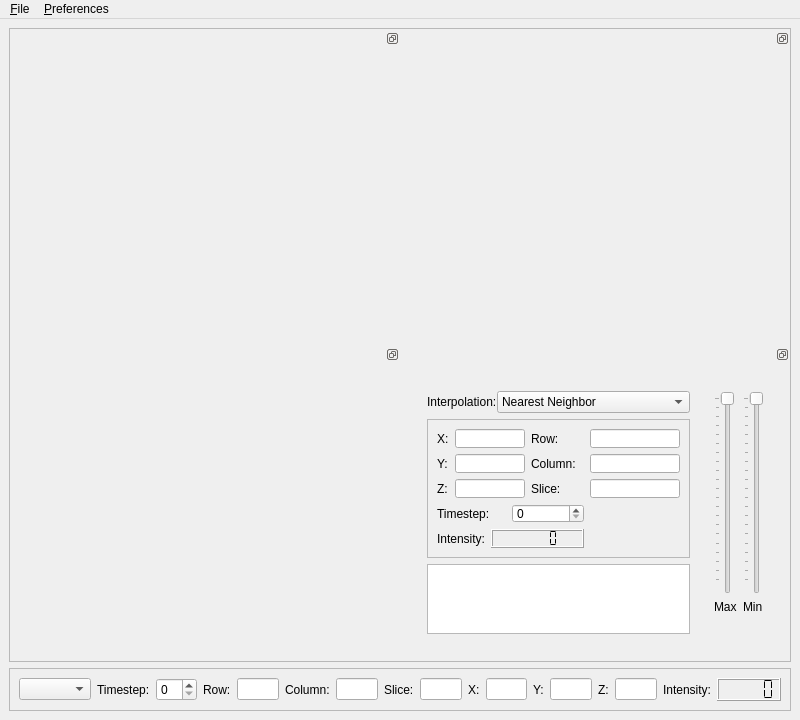
This is forms/isisViewerMain.ui in isis-group/vast as Qt 5 draws it before an edit. The edited form follows.
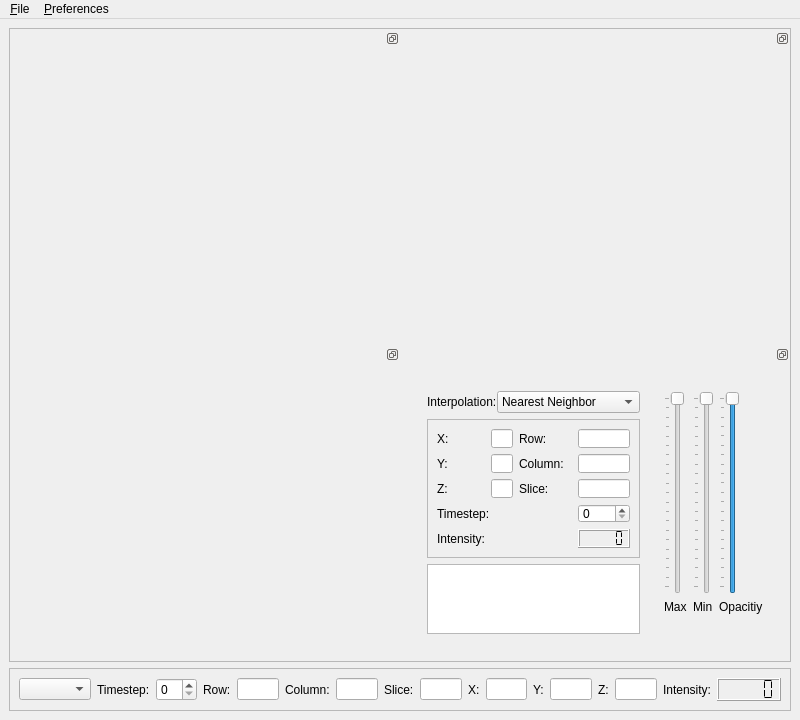
This is the edited form.

Commit message: we now have an opacity control

```diff
--- a/forms/isisViewerMain.ui
+++ b/forms/isisViewerMain.ui
@@ -410,17 +410,10 @@
                       </property>
                      </widget>
                     </item>
-                    <item row="3" column="3" colspan="2">
+                    <item row="3" column="5">
                      <widget class="QSpinBox" name="timestepSpinBox_2"/>
                     </item>
-                    <item row="4" column="0" colspan="2">
-                     <widget class="QLabel" name="label_19">
-                      <property name="text">
-                       <string>Intensity:</string>
-                      </property>
-                     </widget>
-                    </item>
-                    <item row="4" column="2" colspan="3">
+                    <item row="4" column="5">
                      <widget class="QLCDNumber" name="intensity_value_2">
                       <property name="sizePolicy">
                        <sizepolicy hsizetype="Minimum" vsizetype="Fixed">
@@ -433,6 +426,13 @@
                       </property>
                      </widget>
                     </item>
+                    <item row="4" column="0">
+                     <widget class="QLabel" name="label_19">
+                      <property name="text">
+                       <string>Intensity:</string>
+                      </property>
+                     </widget>
+                    </item>
                    </layout>
                   </widget>
                  </item>
@@ -450,7 +450,7 @@
                </widget>
               </item>
               <item>
-               <widget class="QWidget" name="widget_6" native="true">
+               <widget class="QWidget" name="frameThreshold" native="true">
                 <layout class="QGridLayout" name="gridLayout_8">
                  <item row="0" column="0">
                   <widget class="QSlider" name="lowerThreshold">
@@ -476,7 +476,7 @@
                     <enum>QSlider::TicksAbove</enum>
                    </property>
                    <property name="tickInterval">
-                    <number>48</number>
+                    <number>50</number>
                    </property>
                   </widget>
                  </item>
@@ -504,38 +504,70 @@
                     <enum>QSlider::TicksAbove</enum>
                    </property>
                    <property name="tickInterval">
-                    <number>48</number>
+                    <number>50</number>
                    </property>
                   </widget>
                  </item>
                  <item row="1" column="0">
-                  <widget class="QLabel" name="label_10">
+                  <widget class="QLabel" name="maxLabel">
                    <property name="text">
                     <string>Max</string>
                    </property>
                   </widget>
                  </item>
                  <item row="1" column="1">
-                  <widget class="QLabel" name="label_11">
+                  <widget class="QLabel" name="minLabel">
                    <property name="text">
                     <string>Min</string>
                    </property>
                   </widget>
                  </item>
                  <item row="2" column="0">
-                  <widget class="QLabel" name="maxLabel">
+                  <widget class="QLabel" name="maxValueLabel">
                    <property name="text">
                     <string/>
                    </property>
                   </widget>
                  </item>
                  <item row="2" column="1">
-                  <widget class="QLabel" name="minLabel">
+                  <widget class="QLabel" name="minValueLabel">
                    <property name="text">
                     <string/>
                    </property>
                   </widget>
                  </item>
+                 <item row="0" column="2">
+                  <widget class="QSlider" name="opacity">
+                   <property name="maximum">
+                    <number>999</number>
+                   </property>
+                   <property name="sliderPosition">
+                    <number>999</number>
+                   </property>
+                   <property name="orientation">
+                    <enum>Qt::Vertical</enum>
+                   </property>
+                   <property name="invertedAppearance">
+                    <bool>false</bool>
+                   </property>
+                   <property name="invertedControls">
+                    <bool>true</bool>
+                   </property>
+                   <property name="tickPosition">
+                    <enum>QSlider::TicksAbove</enum>
+                   </property>
+                   <property name="tickInterval">
+                    <number>50</number>
+                   </property>
+                  </widget>
+                 </item>
+                 <item row="1" column="2">
+                  <widget class="QLabel" name="labelOpacity">
+                   <property name="text">
+                    <string>Opacitiy</string>
+                   </property>
+                  </widget>
+                 </item>
                 </layout>
                </widget>
               </item>
```
The commit also changes 3 other files.
